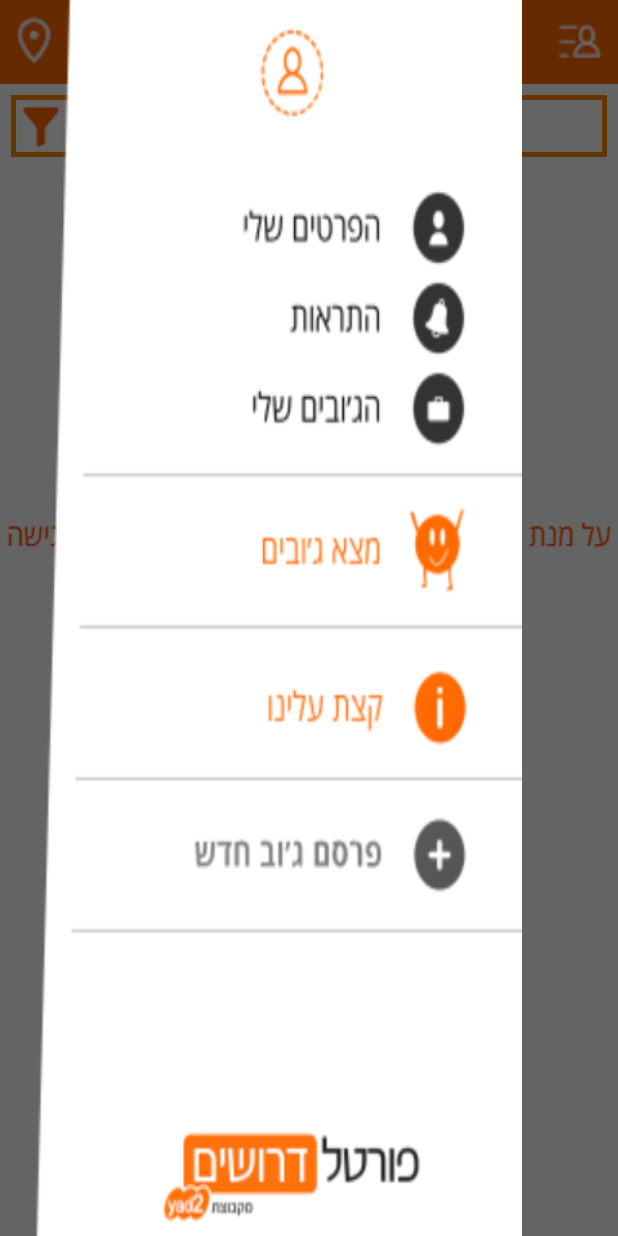
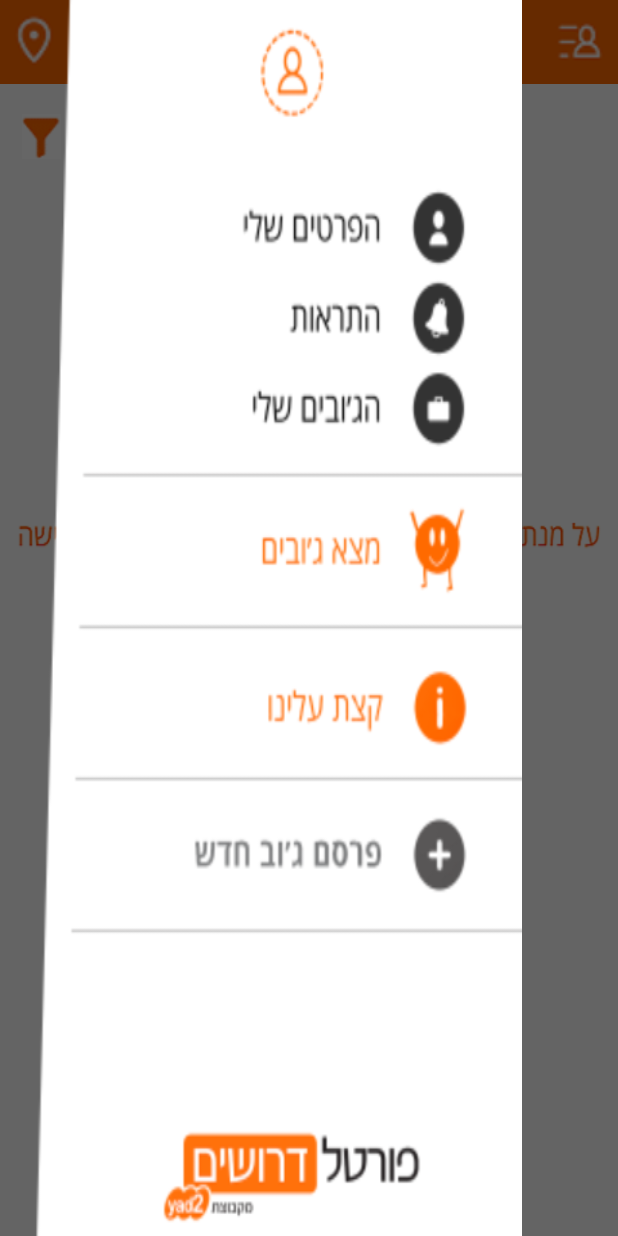
Before and after one commit to AssafZfani/Jobim, an Android app: the screen it shows after launch (MainActivity), with the side drawer open, on a phone screen of 412 x 824 dp. Run offline under Robolectric (Android 15) with nearby library versions, the phone set to English and light mode, and no system bars; our stand-ins replace ButterKnife, Firebase (no records; nobody signed in at launch, a user with empty details on screens opened directly); libraries missing offline, so code that uses them is left out: im.delight.android; 2 statements that could not run were skipped.

Commit message:
fixing general bugs

```diff
--- a/app/src/main/java/zfani/assaf/jobim/views/fragments/MenuFragments/AllJobsFragment.java
+++ b/app/src/main/java/zfani/assaf/jobim/views/fragments/MenuFragments/AllJobsFragment.java
@@ -1,21 +1,12 @@
 package zfani.assaf.jobim.views.fragments.MenuFragments;
 
 import android.app.Activity;
-import android.content.Intent;
-import android.graphics.Color;
-import android.graphics.PorterDuff;
-import android.graphics.drawable.Drawable;
 import android.graphics.drawable.GradientDrawable;
 import android.os.Bundle;
 import android.os.Handler;
 import android.view.LayoutInflater;
 import android.view.View;
 import android.view.ViewGroup;
-import android.widget.Button;
-import android.widget.LinearLayout;
-import android.widget.TextView;
-
-import java.util.ArrayList;
 
 import androidx.annotation.NonNull;
 import androidx.core.content.ContextCompat;
@@ -23,190 +14,127 @@ import androidx.fragment.app.Fragment;
 import androidx.recyclerview.widget.LinearLayoutManager;
 import androidx.recyclerview.widget.RecyclerView;
 import androidx.swiperefreshlayout.widget.SwipeRefreshLayout;
+import butterknife.BindView;
+import butterknife.ButterKnife;
 import zfani.assaf.jobim.App;
 import zfani.assaf.jobim.R;
-import zfani.assaf.jobim.models.JobType;
 import zfani.assaf.jobim.utils.Adapter;
-import zfani.assaf.jobim.utils.FilteredAdapter;
 import zfani.assaf.jobim.utils.GPSTracker;
 
 public class AllJobsFragment extends Fragment implements SwipeRefreshLayout.OnRefreshListener {
 
-    public FilteredAdapter filteredAdapter;
-    private View view;
-    private int orange;
-    private SwipeRefreshLayout swipeRefreshLayout;
-    private RecyclerView recyclerView;
-    private View message;
+    @BindView(R.id.swipeRefreshLayout)
+    SwipeRefreshLayout swipeRefreshLayout;
+    @BindView(R.id.rvAllJobs)
+    RecyclerView rvAllJobs;
+    @BindView(R.id.ivLocationMessage)
+    View ivLocationMessage;
+    //private FilteredAdapter filteredAdapter;
 
     @Override
     public View onCreateView(@NonNull LayoutInflater inflater, ViewGroup container, Bundle savedInstanceState) {
-
-        view = inflater.inflate(R.layout.all_jobs_fragment, container, false);
-
-        orange = ContextCompat.getColor(container.getContext(), android.R.color.holo_orange_dark);
-
+        View view = inflater.inflate(R.layout.fragment_all_jobs, container, false);
+        ButterKnife.bind(this, view);
+        int orange = ContextCompat.getColor(container.getContext(), android.R.color.holo_orange_dark);
         designShowByLayout(orange, "");
-
-        swipeRefreshLayout = view.findViewById(R.id.swipeRefreshLayout);
-
         swipeRefreshLayout.setOnRefreshListener(this);
-
-        recyclerView = view.findViewById(R.id.allJobsRecyclerView);
-
-        message = view.findViewById(R.id.message);
-
         onRefresh();
-
         return view;
     }
 
     @Override
     public void onRefresh() {
-
         new Handler().postDelayed(() -> swipeRefreshLayout.setRefreshing(false), 3000);
-
-        if (GPSTracker.location != null)
+        if (GPSTracker.location != null) {
             refreshList();
+        }
     }
 
     @Override
     public void onResume() {
-
         super.onResume();
-
-        if (filteredAdapter != null)
+        /*if (filteredAdapter != null) {
             filteredAdapter.notifyDataSetChanged();
+        }*/
     }
 
-    public void clean() {
+    /*public void clean() {
+        filteredAdapter = null;
+        FilteredAdapter.filteredList = null;
+        view.findViewById(R.id.filter).setVisibility(View.VISIBLE);
+        view.findViewById(R.id.cleanButton).setVisibility(View.GONE);
+        designShowByLayout(orange, "");
+        onRefresh();
+    }*/
 
-        filteredAdapter = null;
-
-        FilteredAdapter.filteredList = null;
-
-        view.findViewById(R.id.filter).setVisibility(View.VISIBLE);
-
-        view.findViewById(R.id.cleanButton).setVisibility(View.GONE);
-
-        designShowByLayout(orange, "");
-
-        onRefresh();
+    private void designShowByLayout(int color, String text) {
+        //LinearLayout showBy = view.findViewById(R.id.showBy);
+        GradientDrawable border = new GradientDrawable();
+        border.setStroke(5, color);
+        //showBy.setBackground(border);
+        //TextView txt = view.findViewById(R.id.txt);
+        /*txt.setTextColor(color);
+        txt.setText(text.isEmpty() ? "מציג את כל הג'ובים סביבי" : text);
+        Drawable drawable = txt.getCompoundDrawables()[0];
+        if (drawable != null) {
+            drawable.setColorFilter(color, PorterDuff.Mode.SRC_ATOP);
+        }*/
     }
 
-    void designShowByLayout(int color, String text) {
-
-        LinearLayout showBy = view.findViewById(R.id.showBy);
-
-        GradientDrawable border = new GradientDrawable();
-
-        border.setStroke(5, color);
-
-        showBy.setBackground(border);
-
-        TextView txt = view.findViewById(R.id.txt);
-
-        txt.setTextColor(color);
-
-        txt.setText(text.isEmpty() ? "מציג את כל הג'ובים סביבי" : text);
-
-        Drawable drawable = txt.getCompoundDrawables()[0];
-
-        if (drawable != null)
-            drawable.setColorFilter(color, PorterDuff.Mode.SRC_ATOP);
-    }
-
-    public void filterList(View view, Intent data) {
-
+    /*public void filterList(View view, Intent data) {
         ArrayList<Integer> businessesNumbers = data.getIntegerArrayListExtra("BusinessesNumbers");
-
         String address = data.getStringExtra("Address") == null ? "" : data.getStringExtra("Address");
-
         String location = address.isEmpty() ? address : address.substring(address.indexOf(", ") + 2);
-
         String firm = data.getStringExtra("Firm") == null ? "" : data.getStringExtra("Firm");
-
         if (businessesNumbers != null || !location.isEmpty() || !firm.isEmpty()) {
-
             Button cleanButton = view.findViewById(R.id.cleanButton);
-
             final View filter = view.findViewById(R.id.filter);
-
             filter.setVisibility(View.GONE);
-
             cleanButton.setVisibility(View.VISIBLE);
-
-            recyclerView.setAdapter(filteredAdapter = new FilteredAdapter(businessesNumbers, location, firm));
-
+            rvAllJobs.setAdapter(filteredAdapter = new FilteredAdapter(businessesNumbers, location, firm));
             int color = orange;
-
             String text = "";
-
             if (businessesNumbers != null) {
-
                 JobType jobType = null;
-
                 if (businessesNumbers.size() == 1) {
-
                     jobType = Adapter.jobsTypesList.get(businessesNumbers.get(0) - 1);
-
                     Integer[] colorArray = jobType.getColor().toArray(new Integer[3]);
-
                     color = Color.rgb(colorArray[0], colorArray[1], colorArray[2]);
                 }
-
                 text = "מציג " + (jobType != null ? jobType.getJobType() : businessesNumbers.size() + " ג'ובים");
             }
-
             text += (!firm.isEmpty() ? " ב" + firm : "") + (!address.isEmpty() ? " ב" + address : "");
-
             cleanButton.setTextColor(color);
-
             designShowByLayout(color, text);
-
             setMessageVisibility();
         }
-    }
+    }*/
 
-    void refreshList() {
-
-        message.setVisibility(View.INVISIBLE);
-
+    private void refreshList() {
+        ivLocationMessage.setVisibility(View.INVISIBLE);
         Activity activity = getActivity();
-
-        if (Adapter.jobsList == null)
+        if (Adapter.jobsList == null) {
             App.loadJobs(activity);
-
-        recyclerView.setLayoutManager(new LinearLayoutManager(activity));
-
-        recyclerView.getItemAnimator().setAddDuration(750);
-
-        recyclerView.getItemAnimator().setRemoveDuration(750);
-
-        recyclerView.setAdapter(filteredAdapter == null ? new Adapter() : filteredAdapter);
-
-        recyclerView.addOnChildAttachStateChangeListener(new RecyclerView.OnChildAttachStateChangeListener() {
-
+        }
+        rvAllJobs.setLayoutManager(new LinearLayoutManager(activity));
+        rvAllJobs.getItemAnimator().setAddDuration(750);
+        rvAllJobs.getItemAnimator().setRemoveDuration(750);
+        //rvAllJobs.setAdapter(filteredAdapter == null ? new Adapter() : filteredAdapter);
+        rvAllJobs.addOnChildAttachStateChangeListener(new RecyclerView.OnChildAttachStateChangeListener() {
             @Override
             public void onChildViewAttachedToWindow(@NonNull View view) {
-
                 setMessageVisibility();
             }
 
             @Override
             public void onChildViewDetachedFromWindow(@NonNull View view) {
-
                 setMessageVisibility();
             }
         });
     }
 
-    void setMessageVisibility() {
-
-        RecyclerView.Adapter adapter = recyclerView.getAdapter();
-
-        message.setBackgroundResource(R.drawable.no_jobs_message);
-
-        message.setVisibility((adapter == null || adapter.getItemCount() == 0) ? View.VISIBLE : View.INVISIBLE);
+    private void setMessageVisibility() {
+        RecyclerView.Adapter adapter = rvAllJobs.getAdapter();
+        ivLocationMessage.setVisibility((adapter == null || adapter.getItemCount() == 0) ? View.VISIBLE : View.INVISIBLE);
     }
 }
--- a/app/src/main/java/zfani/assaf/jobim/views/fragments/MenuFragments/MyJobsFragment.java
+++ b/app/src/main/java/zfani/assaf/jobim/views/fragments/MenuFragments/MyJobsFragment.java
@@ -46,7 +46,7 @@ public class MyJobsFragment extends Fragment implements SwipeRefreshLayout.OnRef
 
         recyclerView = view.findViewById(R.id.myJobsRecyclerView);
 
-        message = view.findViewById(R.id.message);
+        message = view.findViewById(R.id.ivLocationMessage);
 
         myJobsLayout.setOnCheckedChangeListener((radioGroup, i) -> {
 
--- a/app/src/main/java/zfani/assaf/jobim/views/fragments/MenuFragments/NotificationsFragment.java
+++ b/app/src/main/java/zfani/assaf/jobim/views/fragments/MenuFragments/NotificationsFragment.java
@@ -32,7 +32,7 @@ public class NotificationsFragment extends Fragment {
 
         if (notificationsCount != 0) {
 
-            view.findViewById(R.id.message).setVisibility(View.INVISIBLE);
+            view.findViewById(R.id.ivLocationMessage).setVisibility(View.INVISIBLE);
 
             ListView notifications = view.findViewById(R.id.notifications);
 
--- a/app/src/main/res/layout/notifications.xml
+++ b/app/src/main/res/layout/notifications.xml
@@ -1,5 +1,4 @@
 <?xml version="1.0" encoding="utf-8"?>
-
 <RelativeLayout xmlns:android="http://schemas.android.com/apk/res/android"
     xmlns:tools="http://schemas.android.com/tools"
     android:layout_width="match_parent"
@@ -11,7 +10,7 @@
         android:layout_height="match_parent" />
 
     <ImageView
-        android:id="@+id/message"
+        android:id="@+id/ivLocationMessage"
         android:layout_width="match_parent"
         android:layout_height="wrap_content"
         android:layout_centerVertical="true"
```
Also changed, not shown: app/src/main/res/layout/fragment_all_jobs.xml (renamed from app/src/main/res/layout/all_jobs_fragment.xml, +10 -10 lines), app/src/main/res/layout/jobs_employer.xml (+6 -3 lines), app/src/main/res/layout/my_jobs.xml (+7 -4 lines), app/src/main/res/values/styles.xml (+0 -13 lines).
